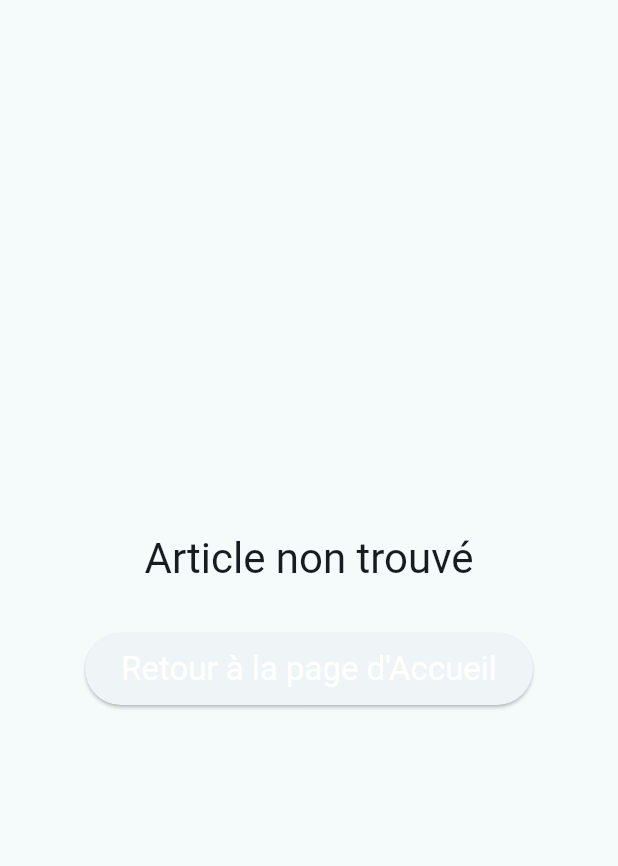
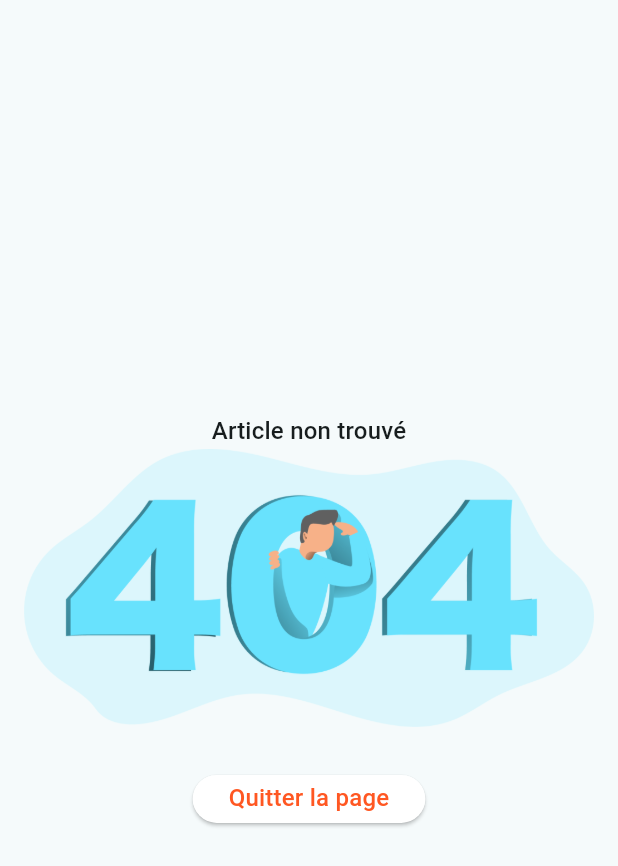
Before and after one commit to obidano/flutter_ecommerce_manage, a Flutter app: the ElementNonTrouve widget shown alone on an empty page, opened directly, on a phone screen of 412 x 824 dp. Shown: the top 866 px of the screen. Run offline on Flutter 3.47's test engine with Material 3 defaults, Android fonts, the light colour scheme and no system bars; our stand-ins replace go_router; network calls fail.

Commit message:
repository pattern

```diff
--- /dev/null
+++ b/lib/routers.dart
@@ -0,0 +1,39 @@
+import 'package:flutter/material.dart';
+import 'package:go_router/go_router.dart';
+
+import 'features/article/presentation/article_page/ArticlePage.dart';
+import 'features/article/presentation/catalogue/CataloguePage.dart';
+
+enum Urls { home, detailArticle, login }
+
+final GoRouter routerConfig = GoRouter(
+    debugLogDiagnostics: true,
+    initialLocation: "/",
+    routes: <RouteBase>[
+      GoRoute(
+        path: "/",
+        name: Urls.home.name,
+        builder: (BuildContext context, GoRouterState state) =>
+            const CataloguePage(),
+        routes: <RouteBase>[
+          GoRoute(
+            path: "details/:id",
+            name: Urls.detailArticle.name,
+            pageBuilder: (BuildContext context, GoRouterState state) {
+              final articleId = state.pathParameters["id"];
+              return MaterialPage(
+                  key: state.pageKey,
+                  fullscreenDialog: true,
+                  child: ArticlePage(articleID: articleId ?? ""));
+            },
+          ),
+        ],
+      ),
+      GoRoute(
+        path: "/login",
+        name: Urls.login.name,
+        builder: (BuildContext context, GoRouterState state) =>
+            const CataloguePage(),
+      ),
+    ],
+    errorBuilder: (context, state) => const CataloguePage());
--- a/lib/widgets/ElementNonTrouve.dart
+++ b/lib/widgets/ElementNonTrouve.dart
@@ -1,5 +1,8 @@
 import 'package:flutter/material.dart';
+import 'package:go_router/go_router.dart';
+import 'package:new_ecommerce_foundations/widgets/MImage.dart';
 
+import '../routers.dart';
 import '../utils/constantes.dart';
 import 'MButton.dart';
 
@@ -22,17 +25,19 @@ class ElementNonTrouve extends StatelessWidget {
           children: [
             Text(
               message,
-              style: Theme.of(context).textTheme.headline4,
+              style: Theme.of(context).textTheme.titleMedium,
               textAlign: TextAlign.center,
+            ),
+            const MImage(
+              url: "assets/404.png",
+              isNetwork: false,
             ),
             gapH32,
             MButton(
                 onClick: () {
-                  Navigator.of(context).popUntil((route) => routeToGo != null
-                      ? route.settings.name == routeToGo
-                      : route.isFirst);
+                  context.goNamed(Urls.home.name);
                 },
-                text: "Retour à la page d'Accueil" //.hardcoded,
+                text: "Quitter la page" //.hardcoded,
                 )
           ],
         ),
--- a/lib/widgets/MButton.dart
+++ b/lib/widgets/MButton.dart
@@ -13,8 +13,9 @@ class MButton extends StatelessWidget {
   @override
   Widget build(BuildContext context) {
     return SizedBox(
-      height: Sizes.p48,
+      height: Sizes.p32,
       child: ElevatedButton(
+        style:ElevatedButton.styleFrom(backgroundColor: Colors.white),
         onPressed: onClick,
         child: isLoading
             ? const CircularProgressIndicator()
@@ -23,8 +24,8 @@ class MButton extends StatelessWidget {
           textAlign: TextAlign.center,
           style: Theme.of(context)
               .textTheme
-              .titleLarge!
-              .copyWith(color: Colors.white),
+              .titleMedium!
+              .copyWith(color: Colors.deepOrange),
         ),
       ),
     );
--- a/lib/widgets/MImage.dart
+++ b/lib/widgets/MImage.dart
@@ -3,14 +3,21 @@ import 'package:flutter/material.dart';
 class MImage extends StatelessWidget {
   final bool isNetwork;
   final String url;
+  final double? width;
+  final double? height;
 
-  const MImage({super.key, this.isNetwork = true, required this.url});
+  const MImage(
+      {super.key,
+      this.isNetwork = true,
+      required this.url,
+      this.width,
+      this.height});
 
   @override
   Widget build(BuildContext context) {
     if (isNetwork) {
-      return Image.network(url);
+      return Image.network(url, width: width, height: height);
     }
-    return Image.asset(url);
+    return Image.asset(url, width: width, height: height);
   }
 }
```
Also changed, not shown: lib/data/fakeData.dart (+22 -1 lines), lib/features/article/data/fake_article_repo.dart (added, +31 -0 lines), lib/features/article/domain/Article.dart (added, +18 -0 lines), lib/features/article/presentation/article_page/ArticleInfo.dart (added, +61 -0 lines), lib/features/article/presentation/article_page/ArticlePage.dart (added, +48 -0 lines), lib/features/article/presentation/catalogue/CataloguePage.dart (added, +143 -0 lines), lib/main.dart (+5 -57 lines), lib/pages/article/ArticleInfo.dart (deleted, +0 -19 lines), lib/pages/article/ArticlePage.dart (deleted, +0 -31 lines), pubspec.yaml (+4 -4 lines), assets/404.png (added), pubspec.lock.
